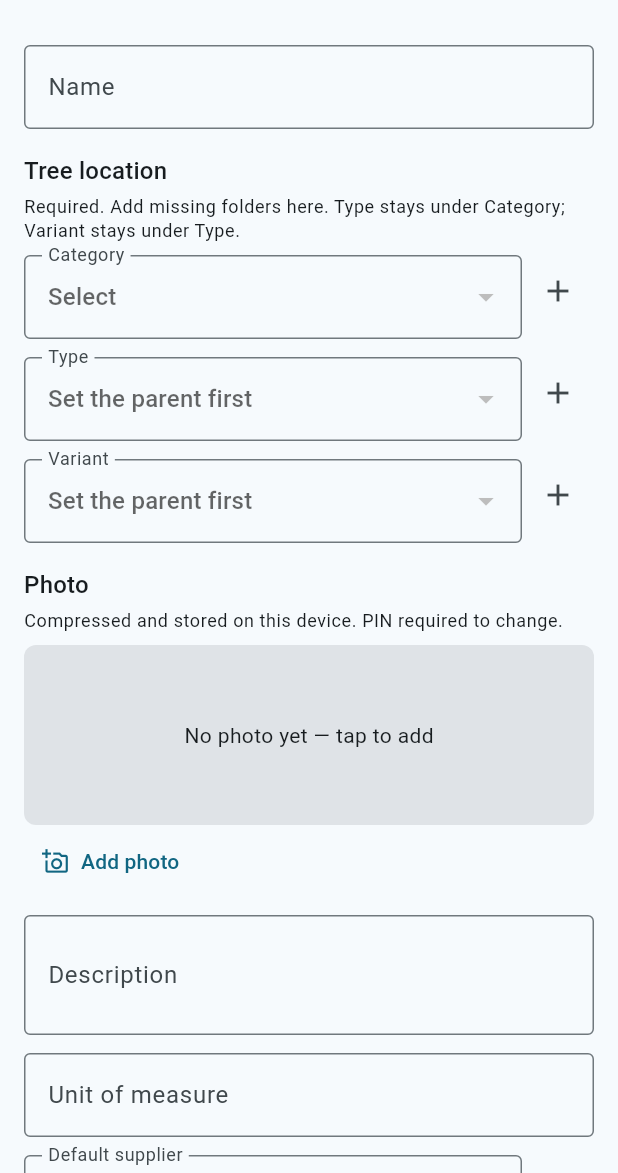
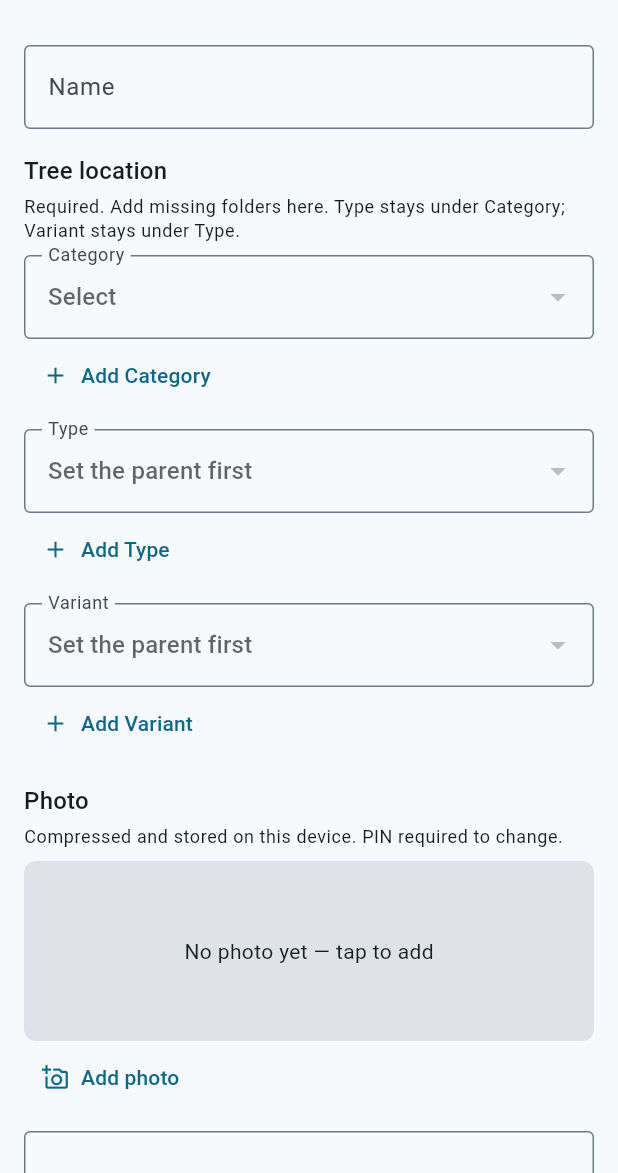
Before and after one commit to xXKillerNoobYT/Weird-Parts-3rd-run, a Flutter app: the PartDetailPage screen opened directly with empty values, on a phone screen of 412 x 824 dp, the part 63-1236 px from its top. Run offline on Flutter 3.47's test engine with Material 3 defaults, Android fonts, the phone set to English and light mode, and no system bars; our stand-ins replace drift, image_picker; accounts and stored records are empty; generated files the repository leaves out were written again.

Commit message:
fix: put Add Category Type Variant words on the part editor
Tooltip-only icons hid Add on the catalog part screen. Use the same
labeled buttons as Promote. Promote insert also requires the nested
tree at the repository.

Co-authored-by: xXKillerNoobYT <xXKillerNoobYT@users.noreply.github.com>

```diff
--- a/app/lib/features/catalog/part_detail_page.dart
+++ b/app/lib/features/catalog/part_detail_page.dart
@@ -637,6 +637,7 @@ class _PartDetailPageState extends State<PartDetailPage> {
 
   Widget _treeField({
     required String label,
+    required String addLabel,
     required String? value,
     required List<DropdownMenuItem<String>> items,
     required ValueChanged<String?> onChanged,
@@ -646,6 +647,7 @@ class _PartDetailPageState extends State<PartDetailPage> {
   }) {
     return TaxonomyPickField(
       label: label,
+      addLabel: addLabel,
       value: value,
       items: items,
       onChanged: onChanged,
@@ -708,6 +710,7 @@ class _PartDetailPageState extends State<PartDetailPage> {
                 const SizedBox(height: 8),
                 _treeField(
                   label: 'Category',
+                  addLabel: 'Add Category',
                   value: _categoryId,
                   items: [
                     for (final c in _categories)
@@ -725,6 +728,7 @@ class _PartDetailPageState extends State<PartDetailPage> {
                 const SizedBox(height: 12),
                 _treeField(
                   label: 'Type',
+                  addLabel: 'Add Type',
                   value: _styleId,
                   enabled: _categoryId != null,
                   items: [
@@ -742,6 +746,7 @@ class _PartDetailPageState extends State<PartDetailPage> {
                 const SizedBox(height: 12),
                 _treeField(
                   label: 'Variant',
+                  addLabel: 'Add Variant',
                   value: _typeId,
                   enabled: _styleId != null,
                   items: [
@@ -774,6 +779,7 @@ class _PartDetailPageState extends State<PartDetailPage> {
                 const SizedBox(height: 12),
                 _treeField(
                   label: 'Default supplier',
+                  addLabel: 'Add supplier',
                   value: _defaultSupplierId,
                   allowNone: true,
                   items: [
--- a/app/lib/features/catalog/tree_edit_prompts.dart
+++ b/app/lib/features/catalog/tree_edit_prompts.dart
@@ -111,8 +111,7 @@ Future<bool> confirmAction(
   return ok ?? false;
 }
 
-/// Dropdown plus an Add control. Icon-only matches the part editor.
-/// Pass [addLabel] for a visible “Add …” button under the field (touch, no tooltip).
+/// Dropdown plus a labeled Add button under the field (touch, not tooltip-only).
 class TaxonomyPickField extends StatelessWidget {
   const TaxonomyPickField({
     required this.label,
@@ -120,9 +119,9 @@ class TaxonomyPickField extends StatelessWidget {
     required this.items,
     required this.onChanged,
     required this.onAdd,
+    required this.addLabel,
     this.enabled = true,
     this.allowNone = false,
-    this.addLabel,
     super.key,
   });
 
@@ -134,8 +133,8 @@ class TaxonomyPickField extends StatelessWidget {
   final bool enabled;
   final bool allowNone;
 
-  /// Visible Add button text (e.g. "Add Category"). Null = icon + tooltip only.
-  final String? addLabel;
+  /// Visible Add button text (e.g. "Add Category").
+  final String addLabel;
 
   @override
   Widget build(BuildContext context) {
@@ -175,7 +174,6 @@ class TaxonomyPickField extends StatelessWidget {
             onChanged: enabled ? onChanged : null,
           );
 
-    if (addLabel != null) {
     return Column(
       crossAxisAlignment: CrossAxisAlignment.stretch,
       children: [
@@ -185,23 +183,10 @@ class TaxonomyPickField extends StatelessWidget {
           child: TextButton.icon(
             onPressed: onAdd,
             icon: const Icon(Icons.add),
-              label: Text(addLabel!),
+            label: Text(addLabel),
           ),
         ),
       ],
     );
   }
-
-    return Row(
-      crossAxisAlignment: CrossAxisAlignment.start,
-      children: [
-        Expanded(child: field),
-        IconButton(
-          tooltip: 'Add $label',
-          onPressed: onAdd,
-          icon: const Icon(Icons.add),
-        ),
-      ],
-    );
 }
-}
--- a/app/lib/features/jobs/job_line_editor.dart
+++ b/app/lib/features/jobs/job_line_editor.dart
@@ -297,7 +297,10 @@ class _JobLineEditorState extends State<JobLineEditor> {
       _allSuppliers = suppliers;
       await _refreshSupplierChoices();
       if (!mounted) return;
-      if (!_supplierChoices.any((s) => s.id == id)) return;
+      if (!_supplierChoices.any((s) => s.id == id)) {
+        _toast('That supplier is not on this brand version yet');
+        return;
+      }
       setState(() => split.supplierId = id);
     } on StateError catch (e) {
       if (mounted) _toast(e.message);
@@ -450,6 +453,7 @@ class _JobLineEditorState extends State<JobLineEditor> {
         categoryId: result.categoryId,
         styleId: result.styleId,
         typeId: result.typeId,
+        requireNestedTaxonomy: true,
       );
       final needed = double.tryParse(_neededController.text.trim()) ?? 1.0;
       final pull = double.tryParse(_pullController.text.trim()) ?? 0.0;
```
Also changed, not shown: app/lib/features/catalog/catalog_repository.dart (+8 -0 lines), 2 other files. Lines whose indentation alone changed are shown as unchanged.
